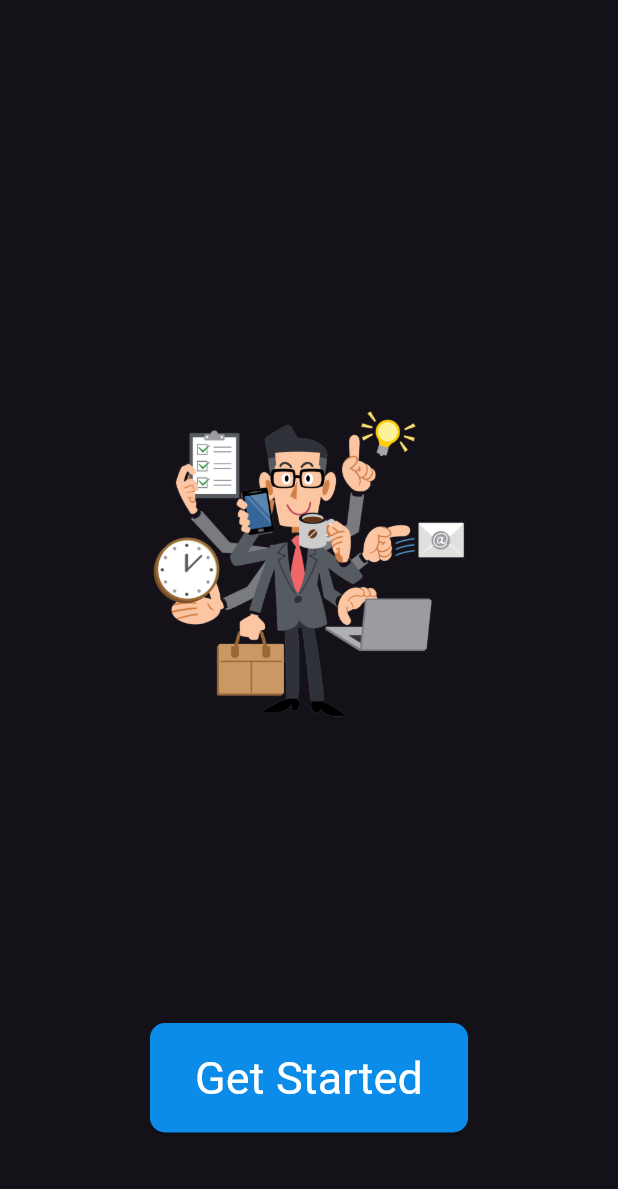
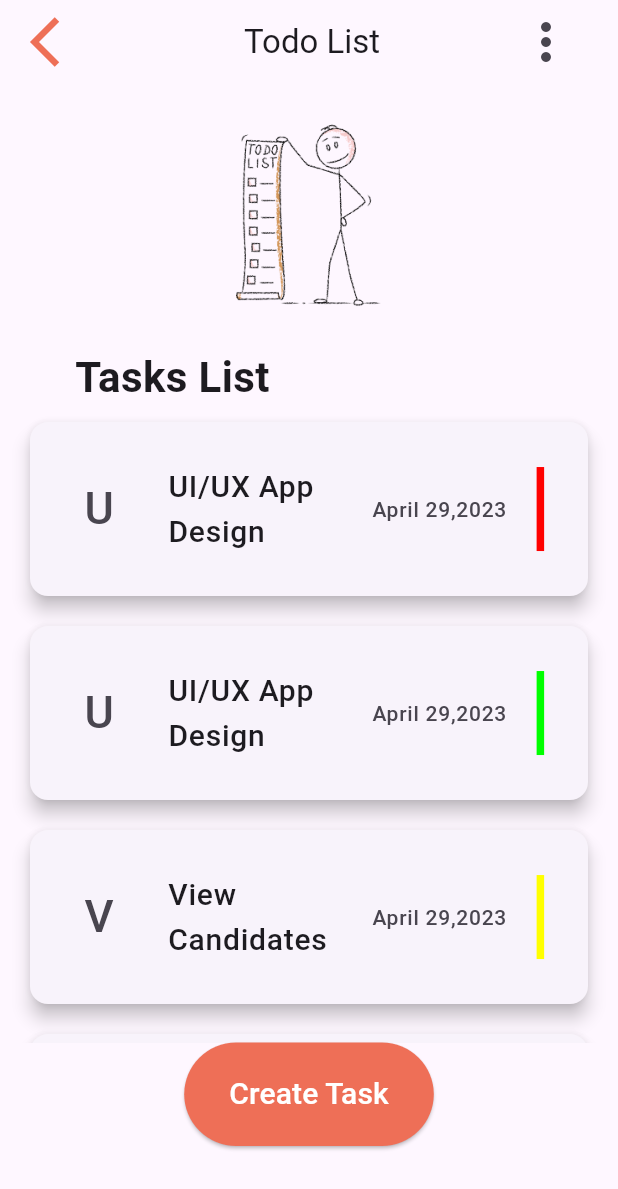
Before and after one commit to Shamil-B/2023-project-phase-mobile-tasks, a Flutter app: the screen it shows after launch, on a phone screen of 412 x 824 dp. Shown: the top 1189 px of the screen. Run offline on Flutter 3.47's test engine with Material 2 defaults, Android fonts, the phone set to English and light mode, and no system bars.

Commit message:
add task screen added

```diff
--- a/On-boarding/Design Replication/design_replication/lib/add_task.dart
+++ b/On-boarding/Design Replication/design_replication/lib/add_task.dart
@@ -0,0 +1,130 @@
+import 'package:flutter/material.dart';
+
+class AddTaskPage extends StatelessWidget {
+  const AddTaskPage({super.key});
+
+  @override
+  Widget build(BuildContext context) {
+    const List<Widget> tasks = [
+      Task(title: "UI/UX App Design", date: "April 29,2023", color: "FF0000"),
+      Task(title: "UI/UX App Design", date: "April 29,2023", color: "00FF00"),
+      Task(title: "View Candidates", date: "April 29,2023", color: "FFFF00"),
+      Task(
+          title: "Football Cu Drybling", date: "April 29,2023", color: "FF0000")
+    ];
+
+    return Scaffold(
+      appBar: AppBar(
+        leading: const Icon(
+          Icons.arrow_back_ios,
+          size: 40,
+          color: Color(0xFFEE6F57),
+        ),
+        title: const Center(child: Text("Todo List")),
+        actions: [
+          IconButton(
+            icon: const Icon(Icons.more_vert, size: 40),
+            onPressed: () {},
+          ),
+          const SizedBox(
+            width: 20,
+          ),
+        ],
+        leadingWidth: 80,
+      ),
+      body: Column(
+        children: [
+          Container(
+            padding: const EdgeInsets.only(
+                left: 140, right: 140, top: 20, bottom: 20),
+            child: const Image(image: AssetImage("assets/images/stickman.png")),
+          ),
+          Container(
+            alignment: Alignment.centerLeft,
+            padding: const EdgeInsets.only(left: 50),
+            child: const Text(
+              "Tasks List",
+              textAlign: TextAlign.left,
+              style: TextStyle(fontSize: 28, fontWeight: FontWeight.w600),
+            ),
+          ),
+          Expanded(
+            child: ListView(
+              children: tasks,
+            ),
+          ),
+          Container(
+            margin: EdgeInsets.only(bottom: 60),
+            child: ElevatedButton(
+              style: const ButtonStyle(
+                  padding: MaterialStatePropertyAll(
+                      EdgeInsets.symmetric(vertical: 20, horizontal: 30)),
+                  backgroundColor: MaterialStatePropertyAll(Color(0xFFEE6F57))),
+              onPressed: () {},
+              child: const Text(
+                "Create Task",
+                style: TextStyle(color: Colors.white, fontSize: 20),
+              ),
+            ),
+          )
+        ],
+      ),
+    );
+  }
+}
+
+class Task extends StatelessWidget {
+  const Task({
+    required this.title,
+    required this.date,
+    required this.color,
+    super.key,
+  });
+  final String title;
+  final String date;
+  final String color;
+
+  @override
+  Widget build(BuildContext context) {
+    return Card(
+      shadowColor: Colors.black,
+      elevation: 5,
+      surfaceTintColor: Colors.white,
+      margin: const EdgeInsets.symmetric(horizontal: 20, vertical: 10),
+      child: Container(
+        color: Colors.transparent,
+        padding: const EdgeInsets.symmetric(vertical: 20, horizontal: 0),
+        child: ListTile(
+          leading: Container(
+            padding: const EdgeInsets.symmetric(horizontal: 20),
+            child: Text(
+              title[0],
+              style: const TextStyle(fontSize: 30, fontWeight: FontWeight.w500),
+            ),
+          ),
+          title: Text(
+            title,
+            style: const TextStyle(fontSize: 20, fontWeight: FontWeight.w500),
+          ),
+          trailing: Container(
+            width: 120,
+            child: Row(
+              children: [
+                Text(
+                  date,
+                  style: TextStyle(fontSize: 14),
+                ),
+                Container(
+                  margin: const EdgeInsets.only(left: 20),
+                  width: 5,
+                  height: 80,
+                  color: Color(int.parse("0xFF" + color)),
+                )
+              ],
+            ),
+          ),
+        ),
+      ),
+    );
+  }
+}
--- a/On-boarding/Design Replication/design_replication/lib/main.dart
+++ b/On-boarding/Design Replication/design_replication/lib/main.dart
@@ -1,5 +1,6 @@
 import 'package:flutter/material.dart';
 import "./onboarding.dart";
+import "./add_task.dart";
 
 void main() {
   runApp(const MyApp());
@@ -13,11 +14,10 @@ class MyApp extends StatelessWidget {
     return MaterialApp(
       debugShowCheckedModeBanner: false,
       title: 'Task Manager',
-      theme: ThemeData.dark(
-        // colorScheme: ColorScheme.fromSeed(seedColor: Colors.deepPurple),
+      theme: ThemeData(
         useMaterial3: true,
       ),
-      home: const OnboardingPage(),
+      home: const AddTaskPage(),
     );
   }
 }
--- a/On-boarding/Design Replication/design_replication/pubspec.yaml
+++ b/On-boarding/Design Replication/design_replication/pubspec.yaml
@@ -59,6 +59,7 @@ flutter:
   # To add assets to your application, add an assets section, like this:
   assets:
     - assets/images/bg1.png
+    - assets/images/stickman.png
 
   # An image asset can refer to one or more resolution-specific "variants", see
   # https://flutter.dev/assets-and-images/#resolution-aware
```
Also changed, not shown: On-boarding/Design Replication/design_replication/assets/images/stickman.png (added).
